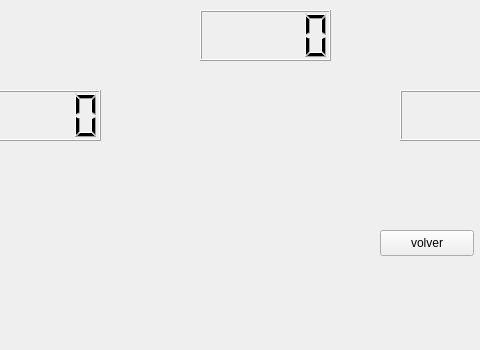
This is PrayToWin/mainwindow.ui in tomachiro/proyecto-tel102-Pray-to-Win as Qt 5 draws it before an edit; both pictures show x 180 to 660 and y 0 to 350 of the 800 by 600 pixel window. The edited form follows.
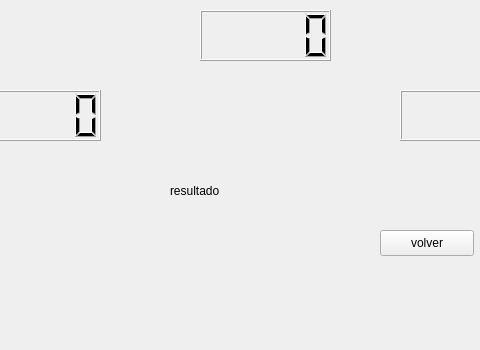
This is the edited form. The open tabs and pages were chosen to show the change.

Commit message:
label resultado + currentIndex a 0
agregué el QLabel resultado dentro de juego y cambie currentIndex a 0

```diff
--- a/PrayToWin/mainwindow.ui
+++ b/PrayToWin/mainwindow.ui
@@ -98,6 +98,19 @@
        </rect>
       </property>
      </widget>
+     <widget class="QLabel" name="resultado">
+      <property name="geometry">
+       <rect>
+        <x>350</x>
+        <y>180</y>
+        <width>141</width>
+        <height>41</height>
+       </rect>
+      </property>
+      <property name="text">
+       <string>resultado</string>
+      </property>
+     </widget>
     </widget>
     <widget class="QWidget" name="personajes">
      <widget class="QPushButton" name="p_normal">
```
Left out of the diff: 2 changed lines with no effect on the pictures.
